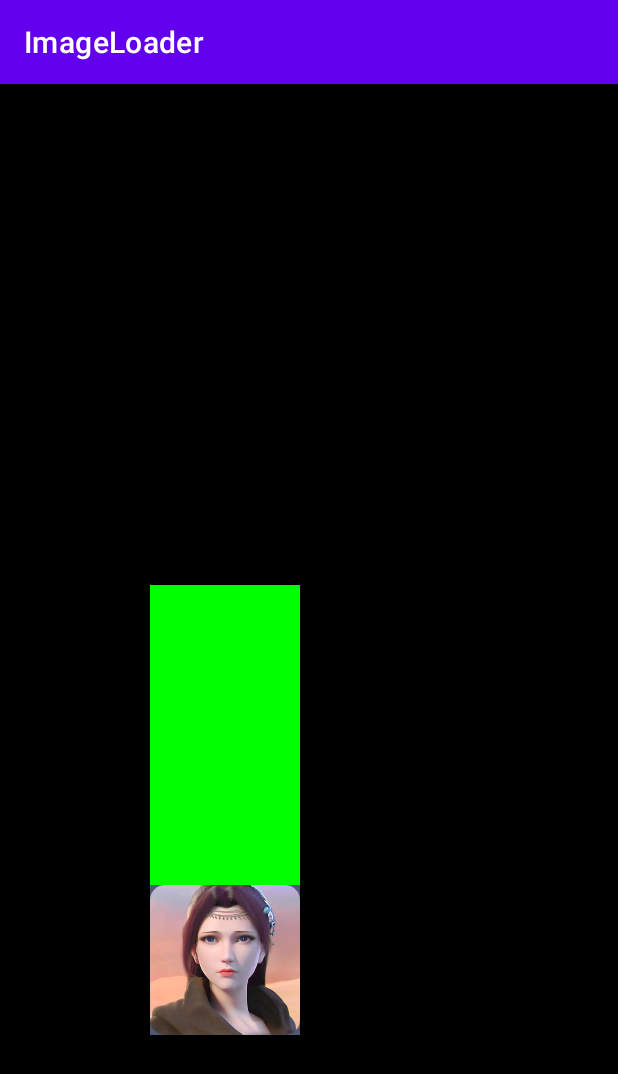
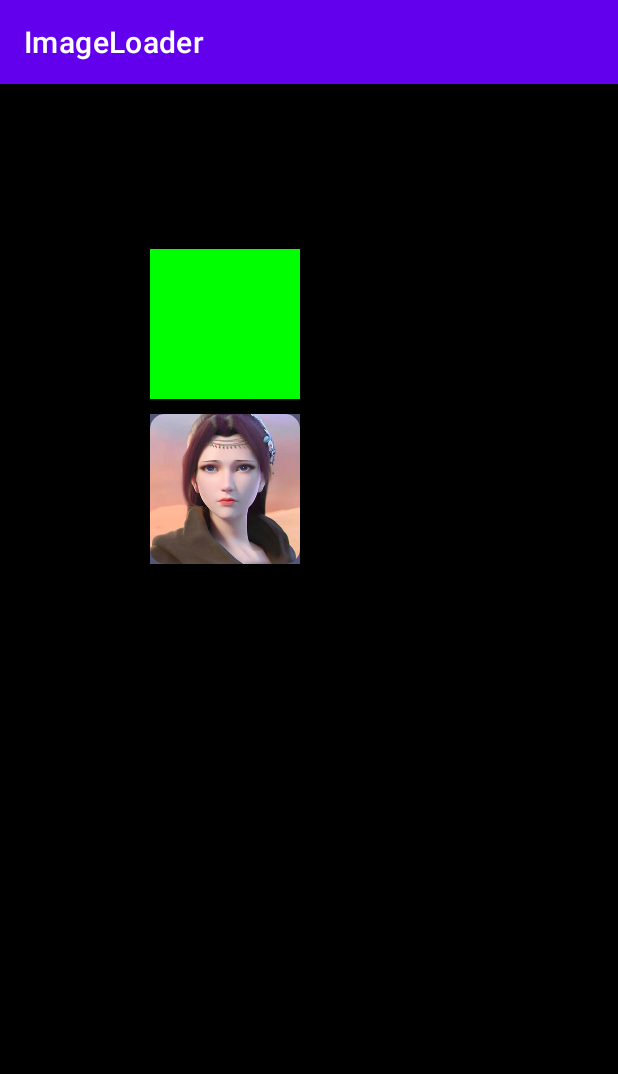
Before and after one commit to one-piece-luffy/ImageLoader, an Android app: the screen it shows after launch (MainActivity), on a phone screen of 412 x 824 dp. Shown: the top 1074 px of the screen. Run offline under Robolectric (Android 15) with nearby library versions, the phone set to English and light mode, and no system bars; pictures from the network do not load; 1 statement that could not run was skipped.

Commit message:
no message

```diff
--- a/app/src/main/java/com/example/imageloader/MainActivity.java
+++ b/app/src/main/java/com/example/imageloader/MainActivity.java
@@ -41,7 +41,6 @@ public class MainActivity extends AppCompatActivity {
 
         ImageOption option=new ImageOption.Builder().url("https://gimg2.baidu.com/image_search/src=http%3A%2F%2Fhiphotos.baidu.com%2Ffeed%2Fpic%2Fitem%2Fa686c9177f3e67093183c94037c79f3df9dc558a.jpg&refer=http%3A%2F%2Fhiphotos.baidu.com&app=2002&size=f9999,10000&q=a80&n=0&g=0n&fmt=jpeg?sec=1623831963&t=4f2d32725e0a946cc7303c098b52bc1d")
                 .radius(100)
-                .imageView(imageView)
                 .cornerType(RoundCornersTransformation.CornerType.LEFT)
 //                .imageView(imageView)
                 .placeholder(R.drawable.placeholder)
@@ -51,6 +50,7 @@ public class MainActivity extends AppCompatActivity {
                     public void onProgress(boolean isComplete, int percentage, long bytesRead, long totalBytes) {
                         Log.e("asdf","percent:"+percentage);
                         circleProgressView.setProgress(percentage);
+                        circleProgressView.setVisibility(View.VISIBLE);
                     }
                 })
                 .listener(new ImageLoader.ImageListener(){
@@ -65,8 +65,8 @@ public class MainActivity extends AppCompatActivity {
                     @Override
                     public void onFail() {
                         super.onFail();
+                        circleProgressView.setVisibility(View.GONE);
                         Log.e("asdf","onFail");
-                        imageView.setVisibility(View.VISIBLE);
                     }
                 })
                 .build();
--- a/app/src/main/res/layout/activity_main.xml
+++ b/app/src/main/res/layout/activity_main.xml
@@ -22,18 +22,19 @@
         android:layout_marginLeft="100dp"
         app:layout_constraintLeft_toLeftOf="parent"
         app:layout_constraintLeft_toRightOf="parent"
-        app:layout_constraintTop_toTopOf="parent"
-        app:layout_constraintBottom_toBottomOf="parent"/>
+        app:layout_constraintTop_toTopOf="parent"/>
     <ImageView
         android:id="@+id/img1"
         android:layout_width="100dp"
         android:layout_height="100dp"
+        android:layout_marginTop="10dp"
         app:layout_constraintLeft_toLeftOf="@+id/img"
         app:layout_constraintTop_toBottomOf="@+id/img"/>
     <ImageView
         android:id="@+id/img2"
         android:layout_width="100dp"
         android:layout_height="100dp"
+        android:layout_marginTop="10dp"
         android:scaleType="centerCrop"
         android:background="#77afbaff"
         app:layout_constraintLeft_toLeftOf="@+id/img1"
@@ -41,13 +42,12 @@
 
     <com.allfootball.news.imageloader.progress.CircleProgressView
         android:id="@+id/progressView"
-        android:layout_width="70dp"
-        android:layout_height="70dp"
+        android:layout_width="100dp"
+        android:layout_height="100dp"
         android:layout_marginLeft="100dp"
         app:layout_constraintLeft_toLeftOf="parent"
         app:layout_constraintLeft_toRightOf="parent"
         app:layout_constraintTop_toTopOf="parent"
-        app:layout_constraintBottom_toBottomOf="parent"
         android:progress="0"
         android:visibility="gone"
         app:cpv_innerPadding="2dp"
```
